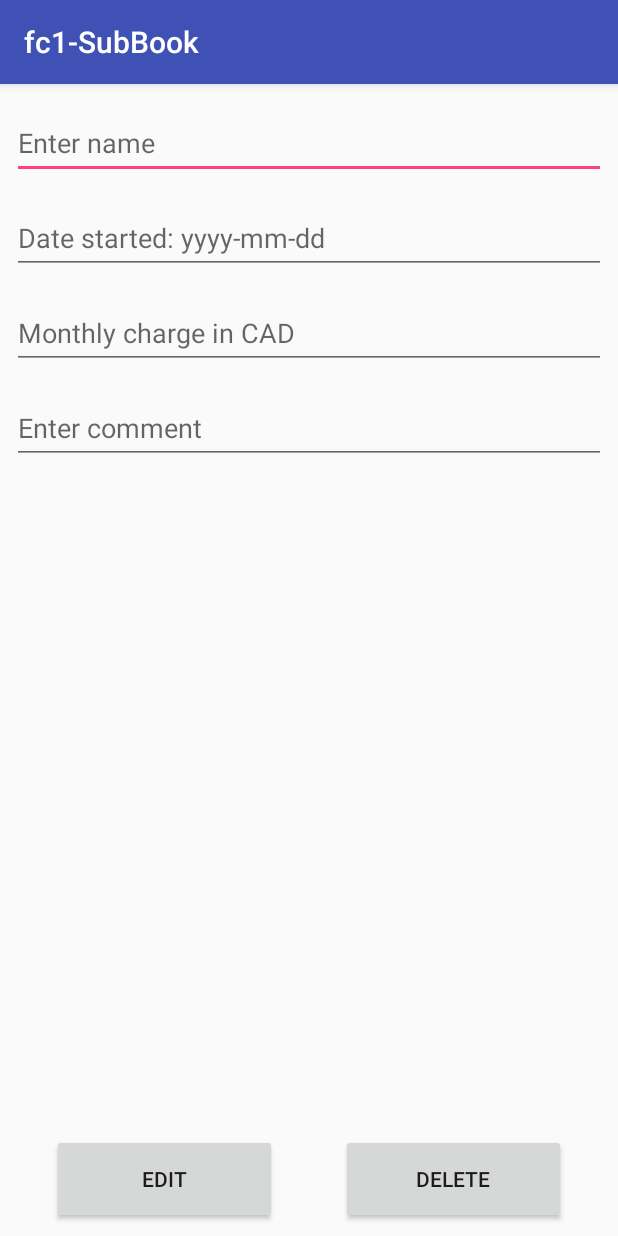
After one commit to Finicft/fc1-SubBook, an Android app: the ViewAndEditctivity screen opened directly, with no data from a screen before it, on a phone screen of 412 x 824 dp. The commit adds this screen. Run offline under Robolectric (Android 15) with nearby library versions, the phone set to English and light mode, and no system bars.

Commit message:
Delete added.

```diff
--- a/app/build.gradle
+++ b/app/build.gradle
@@ -22,6 +22,7 @@ dependencies {
     implementation fileTree(include: ['*.jar'], dir: 'libs')
     implementation 'com.android.support:appcompat-v7:26.1.0'
     implementation 'com.android.support.constraint:constraint-layout:1.0.2'
+    implementation 'com.android.support:design:26.1.0'
     testImplementation 'junit:junit:4.12'
     androidTestImplementation 'com.android.support.test:runner:1.0.1'
     androidTestImplementation 'com.android.support.test.espresso:espresso-core:3.0.1'
--- a/app/src/main/AndroidManifest.xml
+++ b/app/src/main/AndroidManifest.xml
@@ -9,20 +9,23 @@
         android:roundIcon="@mipmap/ic_launcher_round"
         android:supportsRtl="true"
         android:theme="@style/AppTheme">
-        <activity android:name=".MainActivity"
-            android:label = "Subscription">
+        <activity
+            android:name=".MainActivity"
+            android:label="Subscription">
             <intent-filter>
                 <action android:name="android.intent.action.MAIN" />
 
                 <category android:name="android.intent.category.LAUNCHER" />
             </intent-filter>
         </activity>
-        <activity android:name=".AddToListActivity"
-            android:parentActivityName="com.example.fc1_subbook.MainActivity" >
+        <activity
+            android:name=".AddToListActivity"
+            android:parentActivityName=".MainActivity">
             <meta-data
                 android:name="android.support.PARENT_ACTIVITY"
                 android:value="com.example.fc1_subbook.MainActivity" />
         </activity>
+        <activity android:name=".ViewAndEditctivity"></activity>
     </application>
 
 </manifest>
--- a/app/src/main/java/com/example/fc1_subbook/AddToListActivity.java
+++ b/app/src/main/java/com/example/fc1_subbook/AddToListActivity.java
@@ -22,7 +22,7 @@ import java.util.ArrayList;
 import java.util.Date;
 
 public class AddToListActivity extends AppCompatActivity {
-    private static final String FILENAME = "subs.sav";
+    //private static final String FILENAME = "subs.sav";
     private Subscription newSub ;
     private ArrayList<Subscription> List;
     //private SubAdapter adapter;
--- a/app/src/main/java/com/example/fc1_subbook/MainActivity.java
+++ b/app/src/main/java/com/example/fc1_subbook/MainActivity.java
@@ -5,6 +5,7 @@ import android.content.Intent;
 import android.os.Bundle;
 import android.support.v7.app.AppCompatActivity;
 import android.view.View;
+import android.widget.AdapterView;
 import android.widget.Button;
 import android.widget.ListView;
 
@@ -25,7 +26,7 @@ import java.util.ArrayList;
 public class MainActivity extends AppCompatActivity {
 
     private static final String FILENAME = "subs.sav";
-    private ListView OldList;
+    private ListView lv;
     private ArrayList<Subscription> subList;
     private SubAdapter adapter;
     //private Subscription newSub;
@@ -39,10 +40,10 @@ public class MainActivity extends AppCompatActivity {
 
         Button addButton = (Button) findViewById(R.id.Add);
         Button clearButton = (Button) findViewById(R.id.clear) ;
-        OldList = (ListView) findViewById(R.id.subList);
+        lv = (ListView) findViewById(R.id.subList);
         subList = new ArrayList<Subscription>();
         adapter = new SubAdapter(getApplicationContext(), R.layout.row_view, subList);
-        OldList.setAdapter(adapter);
+        lv.setAdapter(adapter);
 
 
         addButton.setOnClickListener(new View.OnClickListener() {
@@ -65,6 +66,23 @@ public class MainActivity extends AppCompatActivity {
             }
         });
 
+        lv.setOnItemClickListener(new AdapterView.OnItemClickListener() {
+            @Override
+            public void onItemClick(AdapterView<?> adapterView, View view, int i, long l) {
+                Intent intent = new Intent(MainActivity.this, ViewAndEditctivity.class);
+                startActivity(intent);
+            }
+        });
+
+        lv.setOnItemLongClickListener(new AdapterView.OnItemLongClickListener() {
+            @Override
+            public boolean onItemLongClick(AdapterView<?> adapterView, View view, int i, long l) {
+                subList.remove(i);
+                adapter.notifyDataSetChanged();
+                saveInFile();
+                return false;
+            }
+        });
 
 
 
@@ -87,7 +105,7 @@ public class MainActivity extends AppCompatActivity {
         }
         saveInFile();
         adapter = new SubAdapter(getApplicationContext(), R.layout.row_view, subList);
-        OldList.setAdapter(adapter);
+        lv.setAdapter(adapter);
 
 
     }
--- /dev/null
+++ b/app/src/main/java/com/example/fc1_subbook/ViewAndEditctivity.java
@@ -0,0 +1,35 @@
+package com.example.fc1_subbook;
+
+import android.content.Intent;
+import android.support.v7.app.AppCompatActivity;
+import android.os.Bundle;
+import android.view.View;
+import android.widget.Button;
+
+public class ViewAndEditctivity extends AppCompatActivity {
+
+    @Override
+    protected void onCreate(Bundle savedInstanceState) {
+        super.onCreate(savedInstanceState);
+        setContentView(R.layout.activity_view_and_editctivity);
+
+        Button editButton = (Button)findViewById(R.id.edit);
+        editButton.setOnClickListener(new View.OnClickListener() {
+            @Override
+            public void onClick(View view) {
+                Intent intent = new Intent(ViewAndEditctivity.this,MainActivity.class);
+                startActivity(intent);
+            }
+        });
+
+        /*Button deleteButton = (Button)findViewById(R.id.delete);
+        deleteButton.setOnClickListener(new View.OnClickListener() {
+            @Override
+            public void onClick(View view) {
+                Intent intent = new Intent(ViewAndEditctivity.this, MainActivity.class);
+
+                startActivity(intent);
+            }
+        });*/
+    }
+}
--- /dev/null
+++ b/app/src/main/res/layout/activity_view_and_editctivity.xml
@@ -0,0 +1,104 @@
+<?xml version="1.0" encoding="utf-8"?>
+<android.support.constraint.ConstraintLayout xmlns:android="http://schemas.android.com/apk/res/android"
+    xmlns:app="http://schemas.android.com/apk/res-auto"
+    xmlns:tools="http://schemas.android.com/tools"
+    android:layout_width="match_parent"
+    android:layout_height="match_parent">
+
+
+    <EditText
+        android:id="@+id/enterName"
+        android:layout_width="0dp"
+        android:layout_height="47dp"
+        android:layout_marginEnd="8dp"
+        android:layout_marginStart="8dp"
+        android:layout_marginTop="16dp"
+        android:ems="10"
+        android:hint="@string/EnterName"
+        android:inputType="textPersonName"
+        app:layout_constraintEnd_toEndOf="parent"
+        app:layout_constraintHorizontal_bias="0.0"
+        app:layout_constraintLeft_toLeftOf="parent"
+        app:layout_constraintRight_toRightOf="parent"
+        app:layout_constraintStart_toStartOf="parent"
+        app:layout_constraintTop_toTopOf="parent" />
+
+    <EditText
+        android:id="@+id/enterDate"
+        android:layout_width="0dp"
+        android:layout_height="47dp"
+        android:layout_marginEnd="8dp"
+        android:layout_marginStart="8dp"
+        android:layout_marginTop="16dp"
+        android:ems="10"
+        android:hint="@string/enterDate"
+        android:inputType="text"
+        app:layout_constraintLeft_toLeftOf="parent"
+        app:layout_constraintRight_toRightOf="parent"
+        app:layout_constraintTop_toBottomOf="@+id/enterName" />
+
+    <EditText
+        android:id="@+id/enterBill"
+        android:layout_width="0dp"
+        android:layout_height="47dp"
+        android:layout_marginEnd="8dp"
+        android:layout_marginStart="8dp"
+        android:layout_marginTop="16dp"
+        android:ems="10"
+        android:hint="@string/enterBill"
+        android:inputType="text"
+        app:layout_constraintEnd_toEndOf="parent"
+        app:layout_constraintHorizontal_bias="0.0"
+        app:layout_constraintLeft_toLeftOf="parent"
+        app:layout_constraintRight_toRightOf="parent"
+        app:layout_constraintStart_toStartOf="parent"
+        app:layout_constraintTop_toBottomOf="@+id/enterDate" />
+
+    <EditText
+        android:id="@+id/enterComment"
+        android:layout_width="0dp"
+        android:layout_height="47dp"
+        android:layout_marginEnd="8dp"
+        android:layout_marginStart="8dp"
+        android:layout_marginTop="16dp"
+        android:ems="10"
+        android:hint="@string/enterComment"
+        android:inputType="textShortMessage"
+        app:layout_constraintEnd_toEndOf="parent"
+        app:layout_constraintHorizontal_bias="0.0"
+        app:layout_constraintLeft_toLeftOf="parent"
+        app:layout_constraintRight_toRightOf="parent"
+        app:layout_constraintStart_toStartOf="parent"
+        app:layout_constraintTop_toBottomOf="@+id/enterBill" />
+
+
+    <Button
+        android:id="@+id/edit"
+        android:layout_width="150dp"
+        android:layout_height="60dp"
+        android:layout_marginBottom="8dp"
+        android:layout_marginEnd="8dp"
+        android:layout_marginStart="8dp"
+        android:text="@string/Edit"
+        app:layout_constraintBottom_toBottomOf="parent"
+        app:layout_constraintEnd_toStartOf="@+id/delete"
+        app:layout_constraintHorizontal_bias="0.117"
+        app:layout_constraintLeft_toLeftOf="parent"
+        app:layout_constraintStart_toStartOf="parent" />
+
+    <Button
+        android:id="@+id/delete"
+        android:layout_width="150dp"
+        android:layout_height="60dp"
+        android:layout_marginBottom="8dp"
+        android:layout_marginEnd="8dp"
+        android:layout_marginRight="44dp"
+        android:layout_marginStart="8dp"
+        android:text="DELETE"
+        app:layout_constraintBottom_toBottomOf="parent"
+        app:layout_constraintEnd_toEndOf="parent"
+        app:layout_constraintRight_toRightOf="parent"
+        app:layout_constraintStart_toEndOf="@+id/edit"
+        tools:text="@string/Clear" />
+
+</android.support.constraint.ConstraintLayout>
--- /dev/null
+++ b/app/src/main/res/values/dimens.xml
@@ -0,0 +1,3 @@
+<resources>
+    <dimen name="fab_margin">16dp</dimen>
+</resources>
--- a/app/src/main/res/values/strings.xml
+++ b/app/src/main/res/values/strings.xml
@@ -8,4 +8,6 @@
     <string name="OK">OK</string>
     <string name="SubscriptionList">Subscription List</string>
     <string name="Clear">CLEAR</string>
+    <string name="title_activity_view_and_edit">ViewAndEditActivity</string>
+    <string name="Edit">EDIT</string>
 </resources>
--- a/app/src/main/res/values/styles.xml
+++ b/app/src/main/res/values/styles.xml
@@ -8,4 +8,13 @@
         <item name="colorAccent">@color/colorAccent</item>
     </style>
 
+    <style name="AppTheme.NoActionBar">
+        <item name="windowActionBar">false</item>
+        <item name="windowNoTitle">true</item>
+    </style>
+
+    <style name="AppTheme.AppBarOverlay" parent="ThemeOverlay.AppCompat.Dark.ActionBar" />
+
+    <style name="AppTheme.PopupOverlay" parent="ThemeOverlay.AppCompat.Light" />
+
 </resources>
```
